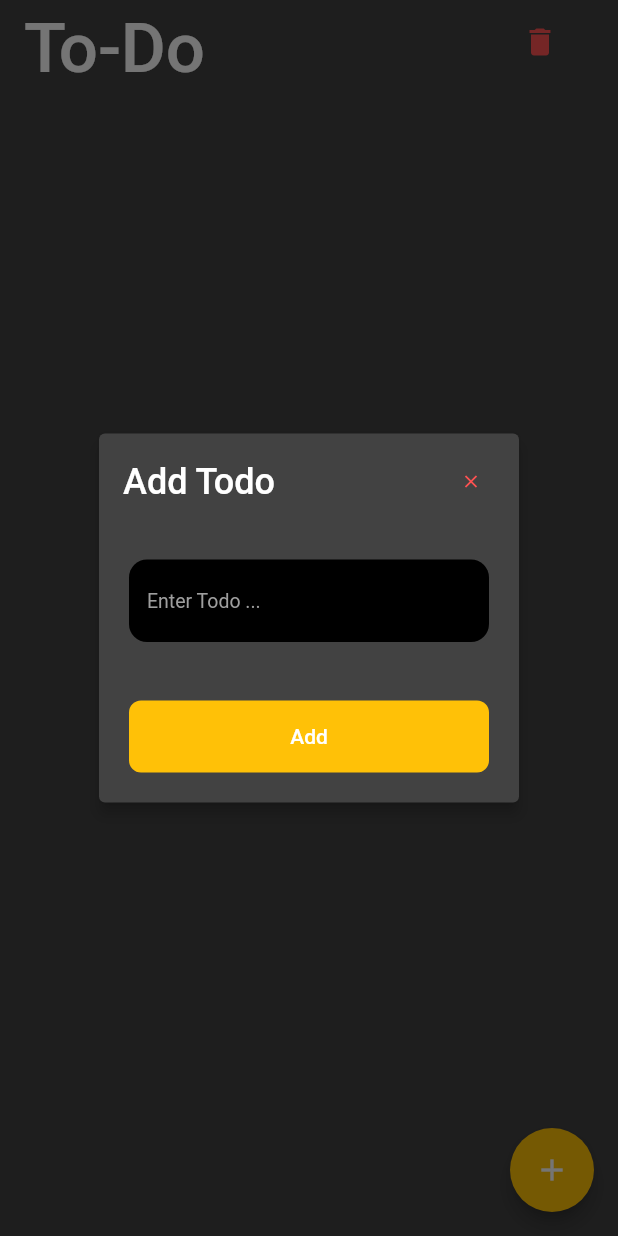
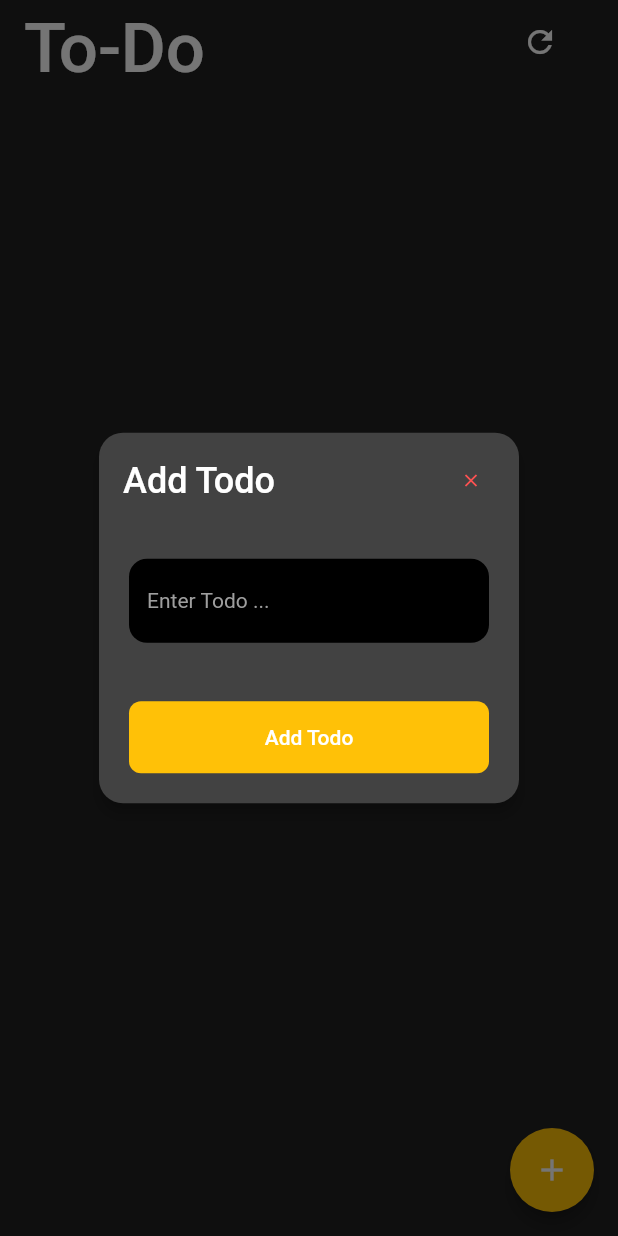
Before and after one commit to suyashmadhesia/to-do, a Flutter app: the screen it shows after launch, after a tap on the "add" icon, on a phone screen of 412 x 824 dp. Run offline on Flutter 3.47's test engine with Material 2 defaults, Android fonts, the phone set to English and light mode, and no system bars; our stand-ins replace equatable, flutter_bloc, shared_preferences.

```diff
--- a/ToDo/lib/blocs/todo_bloc.dart
+++ b/ToDo/lib/blocs/todo_bloc.dart
@@ -14,7 +14,7 @@ class TodoBloc extends Bloc<TodoEvent, TodoState> {
       if (store.prefs == null) {
         await store.init();
       }
-      await Future.delayed(Duration(seconds: 1));
+      await Future.delayed(Duration(milliseconds: 100));
       this..add(FetchTodoEvent());
     } else if (event is FetchTodoEvent) {
       final data = await store.getTodo();
@@ -34,12 +34,12 @@ class TodoBloc extends Bloc<TodoEvent, TodoState> {
     } else if (event is DeleteTodoEvent) {
       store.prefs.remove(event.tid);
       yield LoadingTodoState();
-      await Future.delayed(Duration(seconds: 1));
+      //await Future.delayed(Duration(seconds: 1));
       this..add(FetchTodoEvent());
     } else if (event is DeleteAllTodoEvent) {
       store.prefs.clear();
       yield LoadingTodoState();
-      await Future.delayed(Duration(seconds: 1));
+      //await Future.delayed(Duration(seconds: 1));
       this..add(FetchTodoEvent());
     } else {
       yield ErrorLoadingTodo();
--- a/ToDo/lib/main.dart
+++ b/ToDo/lib/main.dart
@@ -1,5 +1,5 @@
-import 'package:ToDo/data/data_store/todo_store.dart';
-import 'package:ToDo/presentation/views/todo_view.dart';
+// import 'package:ToDo/presentation/components/loading_container.dart';
+import 'package:ToDo/presentation/views/home_view.dart';
 import 'package:flutter/material.dart';
 
 void main() => runApp(ToDoApp());
@@ -13,6 +13,7 @@ class _ToDoAppState extends State<ToDoApp> {
   @override
   Widget build(BuildContext context) {
     return MaterialApp(
+      debugShowCheckedModeBanner: false,
       home: TodoView(),
     );
   }
--- a/ToDo/lib/presentation/components/text_field.dart
+++ b/ToDo/lib/presentation/components/text_field.dart
@@ -51,7 +51,7 @@ class CustomTextField extends StatelessWidget {
       cursorColor: Colors.white,
       autofocus: false,
       style: TextStyle(
-          fontSize: 12, fontWeight: FontWeight.bold, color: Colors.white),
+          fontSize: 14, fontWeight: FontWeight.bold, color: Colors.white),
       decoration: InputDecoration(
         prefixIcon: preffixWidget,
         filled: true,
@@ -75,10 +75,10 @@ class CustomTextField extends StatelessWidget {
         ),
         labelText: label,
         labelStyle: TextStyle(
-            fontSize: 13, fontWeight: FontWeight.normal, color: Colors.grey),
+            fontSize: 14, fontWeight: FontWeight.normal, color: Colors.grey),
         hintText: hintText,
         hintStyle: TextStyle(
-            fontSize: 13, fontWeight: FontWeight.normal, color: Colors.grey),
+            fontSize: 14, fontWeight: FontWeight.normal, color: Colors.grey),
       ),
     );
   }
--- a/ToDo/lib/presentation/pages/home.dart
+++ b/ToDo/lib/presentation/pages/home.dart
@@ -1,5 +1,8 @@
+import 'dart:math';
+
 import 'package:ToDo/blocs/todo_bloc.dart';
 import 'package:ToDo/blocs/todo_event.dart';
+// import 'package:ToDo/blocs/todo_state.dart';
 import 'package:ToDo/data/models/todo.dart';
 import 'package:ToDo/presentation/components/add_button.dart';
 import 'package:ToDo/presentation/components/text_field.dart';
@@ -13,7 +16,39 @@ class HomePage extends StatefulWidget {
   _HomePageState createState() => _HomePageState();
 }
 
-class _HomePageState extends State<HomePage> {
+class _HomePageState extends State<HomePage> with TickerProviderStateMixin {
+  Animation heading;
+  Animation button;
+  Animation refresh;
+  AnimationController refreshController;
+  AnimationController controller;
+
+  @override
+  void initState() {
+    controller =
+        AnimationController(vsync: this, duration: Duration(seconds: 3));
+    refreshController =
+        AnimationController(vsync: this, duration: Duration(seconds: 1));
+    heading = Tween(begin: 0.0, end: 46.0).animate(CurvedAnimation(
+        parent: controller,
+        curve: Interval(0.20, 0.40, curve: Curves.easeOut)));
+    button = Tween(begin: 0.0, end: 1.0).animate(CurvedAnimation(
+        parent: controller, curve: Interval(0.75, 1.0, curve: Curves.easeOut)));
+    refresh = Tween(begin: 0.0, end: 2 * pi).animate(refreshController);
+    super.initState();
+    controller.forward();
+    controller.addListener(() {
+      setState(() {});
+    });
+  }
+
+  @override
+  void dispose() {
+    super.dispose();
+    controller.dispose();
+    refreshController.dispose();
+  }
+
   String tid;
   String todoText;
   final scaffoldKey = GlobalKey<ScaffoldState>();
@@ -29,30 +64,41 @@ class _HomePageState extends State<HomePage> {
             padding: EdgeInsets.only(right: 28.0),
             child: IconButton(
               onPressed: () {
-                todoBloc.add(DeleteAllTodoEvent());
+                todoBloc.add(ShowLoadingScreenEvent());
+                refreshController.isCompleted
+                    ? refreshController.reverse()
+                    : refreshController.forward();
               },
-              icon: Icon(
-                Icons.delete,
-                color: Colors.redAccent,
+              icon: AnimatedBuilder(
+                animation: refreshController,
+                builder: (context, child) => Transform.rotate(
+                  angle: refresh.value,
+                  child: Icon(
+                    Icons.refresh,
+                    color: Colors.white,
                     size: 24,
+                  ),
+                ),
               ),
             ),
           ),
         ],
         elevation: 0,
-        backgroundColor: Colors.grey[800],
+        backgroundColor: Colors.grey[900],
         automaticallyImplyLeading: false,
         title: Padding(
           padding: const EdgeInsets.only(top: 8.0),
           child: Text(
             'To-Do',
             style: TextStyle(
-              fontSize: 46,
+              fontSize: heading.value,
             ),
           ),
         ),
       ),
-      floatingActionButton: FloatingActionButton(
+      floatingActionButton: Transform.scale(
+        scale: button.value,
+        child: FloatingActionButton(
           child: Icon(
             Icons.add,
             color: Colors.white,
@@ -63,7 +109,8 @@ class _HomePageState extends State<HomePage> {
           backgroundColor: Colors.amber,
           elevation: 5,
         ),
-      backgroundColor: Colors.grey[800],
+      ),
+      backgroundColor: Colors.grey[900],
       body: Padding(
         padding: const EdgeInsets.symmetric(vertical: 8.0, horizontal: 10.0),
         child: TodoBlocBuilder(),
@@ -75,6 +122,8 @@ class _HomePageState extends State<HomePage> {
     return showDialog(
       context: parentContext,
       child: SimpleDialog(
+        shape:
+            RoundedRectangleBorder(borderRadius: BorderRadius.circular(16.0)),
         titlePadding: EdgeInsets.all(8.0),
         contentPadding: EdgeInsets.all(8.0),
         backgroundColor: Colors.grey[800],
@@ -125,6 +174,7 @@ class _HomePageState extends State<HomePage> {
                     ToDo todo = ToDo(todo: todoText, isCompleted: 0, tid: tid);
                     todoBloc.add(CreateTodoEvent(todo));
                     Navigator.of(context).pop();
+                    todoBloc.add(ShowLoadingScreenEvent());
                     todoText = '';
                   } else {
                     SnackBar snackBar = SnackBar(
@@ -152,7 +202,7 @@ class _HomePageState extends State<HomePage> {
                 }
               },
               buttonColor: Colors.amber,
-              buttonName: 'Add',
+              buttonName: 'Add Todo',
             ),
           ),
         ],
--- a/ToDo/lib/presentation/views/bloc_view.dart
+++ b/ToDo/lib/presentation/views/bloc_view.dart
@@ -1,41 +1,33 @@
 import 'package:ToDo/blocs/todo_bloc.dart';
 import 'package:ToDo/blocs/todo_state.dart';
-import 'package:ToDo/presentation/components/list_tile.dart';
+
+import 'package:ToDo/presentation/views/todo_data.dart';
 import 'package:flutter/material.dart';
 import 'package:flutter_bloc/flutter_bloc.dart';
 
-class TodoBlocBuilder extends StatelessWidget {
+class TodoBlocBuilder extends StatefulWidget {
+  @override
+  _TodoBlocBuilderState createState() => _TodoBlocBuilderState();
+}
+
+class _TodoBlocBuilderState extends State<TodoBlocBuilder>
+    with TickerProviderStateMixin {
+  @override
+  void dispose() {
+    super.dispose();
+  }
+
   @override
   Widget build(BuildContext context) {
+    // print(listAnimation.value);
+    // ignore: close_sinks
     final TodoBloc todoBloc = BlocProvider.of<TodoBloc>(context);
     return BlocBuilder<TodoBloc, TodoState>(
       builder: (context, state) {
         if (state is LoadingTodoState) {
           return Center(child: CircularProgressIndicator());
         } else if (state is ShowTodoState) {
-          //
-          return ListView.builder(
-            physics: BouncingScrollPhysics(),
-            itemCount: state.data.length,
-            itemBuilder: (BuildContext context, int index) {
-              String key = state.data.keys.elementAt(index);
-              debugPrint(key);
-              print(state.data);
-              bool isChecked;
-              if (state.data[key][1] == '0') {
-                isChecked = false;
-              } else {
-                isChecked = true;
-              }
-              // return Text(state.data[key][0]);
-              return Tile(
-                state.data[key][0],
-                isChecked,
-                todoBloc: todoBloc,
-                tid: key,
-              );
-            },
-          );
+          return TodoList(todoBloc, state);
         } else if (state is NoTodoState) {
           return Center(
             child: Text(
```
Also changed, not shown: ToDo/lib/presentation/components/list_tile.dart (+17 -4 lines), ToDo/lib/presentation/views/todo_data.dart (added, +60 -0 lines), ToDo/lib/presentation/views/home_view.dart (renamed from ToDo/lib/presentation/views/todo_view.dart), 1 other file. Lines whose indentation alone changed are shown as unchanged.
